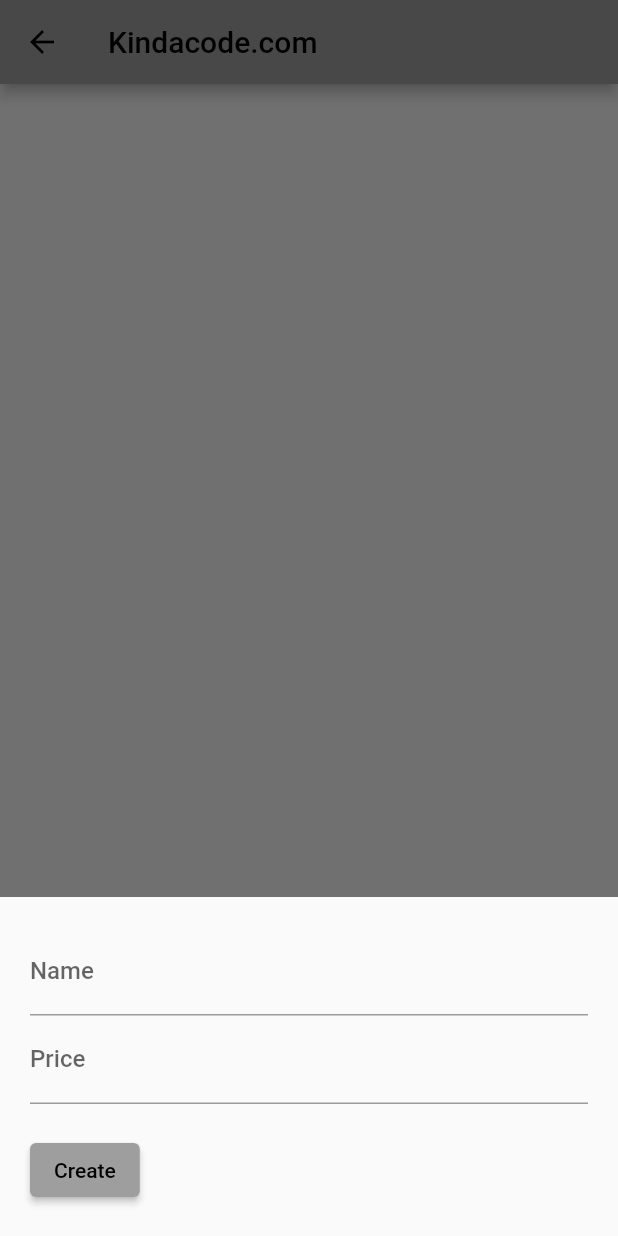
After one commit to Dastronaut/Technology-Camera, a Flutter app: the TestScreen screen opened directly, after a tap on the "add" icon, on a phone screen of 412 x 824 dp. The commit adds this screen. Run offline on Flutter 3.47's test engine with Material 2 defaults, Android fonts, the phone set to English and light mode, and no system bars; our stand-ins replace cloud_firestore, firebase_auth, firebase_core, font_awesome_flutter, hexcolor; accounts and stored records are empty.

Commit message:
Send button-data to firestore

```diff
--- /dev/null
+++ b/lib/pages/test_widget.dart
@@ -0,0 +1,159 @@
+import 'package:flutter/material.dart';
+import 'package:cloud_firestore/cloud_firestore.dart';
+
+class TestScreen extends StatefulWidget {
+  const TestScreen({Key? key}) : super(key: key);
+
+  @override
+  _TestScreenState createState() => _TestScreenState();
+}
+
+class _TestScreenState extends State<TestScreen> {
+  // text fields' controllers
+  final TextEditingController _nameController = TextEditingController();
+  final TextEditingController _priceController = TextEditingController();
+
+  final CollectionReference _productss =
+      FirebaseFirestore.instance.collection('products');
+
+  // This function is triggered when the floatting button or one of the edit buttons is pressed
+  // Adding a product if no documentSnapshot is passed
+  // If documentSnapshot != null then update an existing product
+  Future<void> _createOrUpdate([DocumentSnapshot? documentSnapshot]) async {
+    String action = 'create';
+    if (documentSnapshot != null) {
+      action = 'update';
+      _nameController.text = documentSnapshot['name'];
+      _priceController.text = documentSnapshot['price'].toString();
+    }
+
+    await showModalBottomSheet(
+        isScrollControlled: true,
+        context: context,
+        builder: (BuildContext ctx) {
+          return Padding(
+            padding: EdgeInsets.only(
+                top: 20,
+                left: 20,
+                right: 20,
+                // prevent the soft keyboard from covering text fields
+                bottom: MediaQuery.of(ctx).viewInsets.bottom + 20),
+            child: Column(
+              mainAxisSize: MainAxisSize.min,
+              crossAxisAlignment: CrossAxisAlignment.start,
+              children: [
+                TextField(
+                  controller: _nameController,
+                  decoration: const InputDecoration(labelText: 'Name'),
+                ),
+                TextField(
+                  keyboardType:
+                      const TextInputType.numberWithOptions(decimal: true),
+                  controller: _priceController,
+                  decoration: const InputDecoration(
+                    labelText: 'Price',
+                  ),
+                ),
+                const SizedBox(
+                  height: 20,
+                ),
+                ElevatedButton(
+                  child: Text(action == 'create' ? 'Create' : 'Update'),
+                  onPressed: () async {
+                    final String? name = _nameController.text;
+                    final double? price =
+                        double.tryParse(_priceController.text);
+                    if (name != null && price != null) {
+                      if (action == 'create') {
+                        // Persist a new product to Firestore
+                        await _productss.add({"name": name, "price": price});
+                      }
+
+                      if (action == 'update') {
+                        // Update the product
+                        await _productss
+                            .doc(documentSnapshot!.id)
+                            .update({"name": name, "price": price});
+                      }
+
+                      // Clear the text fields
+                      _nameController.text = '';
+                      _priceController.text = '';
+
+                      // Hide the bottom sheet
+                      Navigator.of(context).pop();
+                    }
+                  },
+                )
+              ],
+            ),
+          );
+        });
+  }
+
+  // Deleteing a product by id
+  Future<void> _deleteProduct(String productId) async {
+    await _productss.doc(productId).delete();
+
+    // Show a snackbar
+    ScaffoldMessenger.of(context).showSnackBar(const SnackBar(
+        content: Text('You have successfully deleted a product')));
+  }
+
+  @override
+  Widget build(BuildContext context) {
+    return Scaffold(
+      appBar: AppBar(
+        title: const Text('Kindacode.com'),
+      ),
+      // Using StreamBuilder to display all products from Firestore in real-time
+      body: StreamBuilder(
+        stream: _productss.snapshots(),
+        builder: (context, AsyncSnapshot<QuerySnapshot> streamSnapshot) {
+          if (streamSnapshot.hasData) {
+            return ListView.builder(
+              itemCount: streamSnapshot.data!.docs.length,
+              itemBuilder: (context, index) {
+                final DocumentSnapshot documentSnapshot =
+                    streamSnapshot.data!.docs[index];
+                return Card(
+                  margin: const EdgeInsets.all(10),
+                  child: ListTile(
+                    title: Text(documentSnapshot['name']),
+                    subtitle: Text(documentSnapshot['price'].toString()),
+                    trailing: SizedBox(
+                      width: 100,
+                      child: Row(
+                        children: [
+                          // Press this button to edit a single product
+                          IconButton(
+                              icon: const Icon(Icons.edit),
+                              onPressed: () =>
+                                  _createOrUpdate(documentSnapshot)),
+                          // This icon button is used to delete a single product
+                          IconButton(
+                              icon: const Icon(Icons.delete),
+                              onPressed: () =>
+                                  _deleteProduct(documentSnapshot.id)),
+                        ],
+                      ),
+                    ),
+                  ),
+                );
+              },
+            );
+          }
+
+          return const Center(
+            child: CircularProgressIndicator(),
+          );
+        },
+      ),
+      // Add new product
+      floatingActionButton: FloatingActionButton(
+        onPressed: () => _createOrUpdate(),
+        child: const Icon(Icons.add),
+      ),
+    );
+  }
+}
```
Also changed, not shown: lib/pages/camera_page.dart (+6 -6 lines), lib/pages/device_page.dart (+72 -7 lines), lib/pages/home_page.dart (+15 -29 lines), lib/pages/login_page.dart (+22 -61 lines), lib/pages/registration_page.dart (+6 -5 lines), pubspec.yaml (+2 -5 lines), pubspec.lock, 2 other files.
